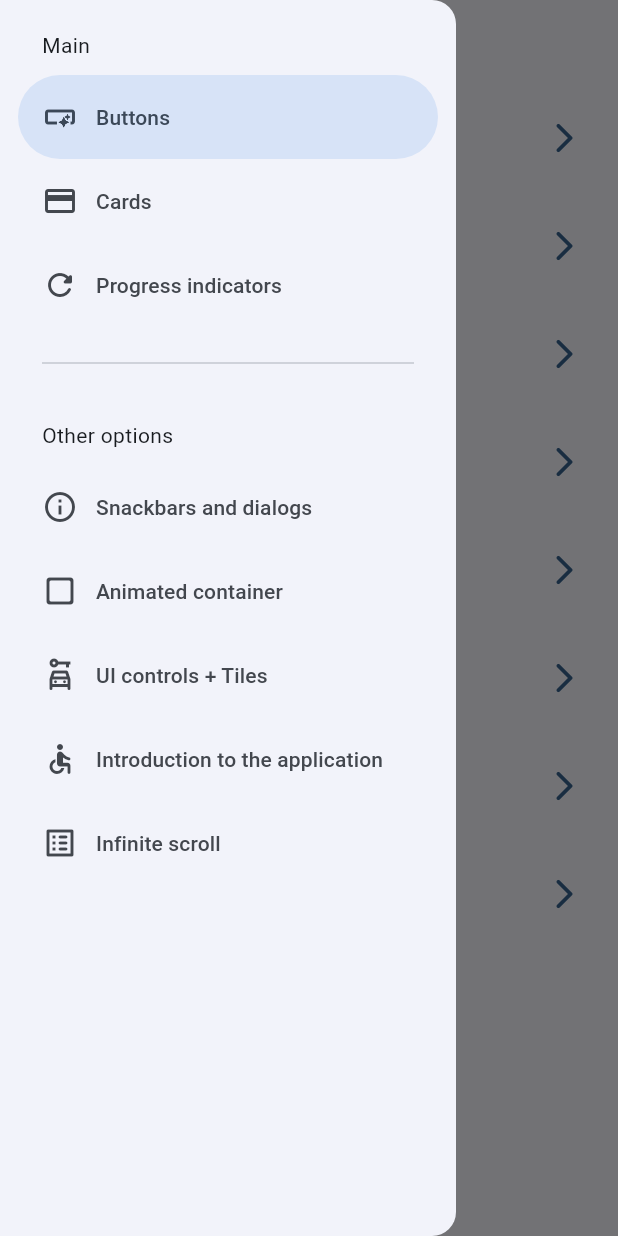
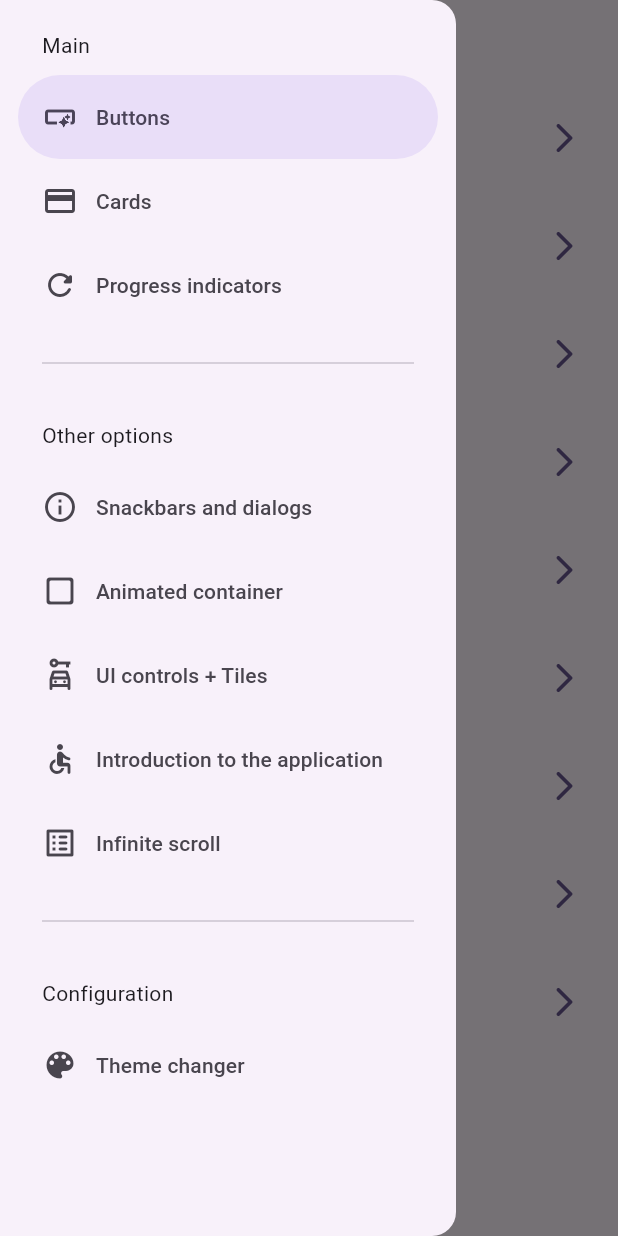
Before and after one commit to raudel25/widget_app, a Flutter app: the screen it shows after launch, with the side drawer open, on a phone screen of 412 x 824 dp. Run offline on Flutter 3.47's test engine with Material 3 defaults, Android fonts, the phone set to English and light mode, and no system bars; our stand-ins replace animate_do, flutter_riverpod, go_router.

Commit message:
change theme

```diff
--- a/lib/config/menu/menu_items.dart
+++ b/lib/config/menu/menu_items.dart
@@ -53,5 +53,10 @@ const appMenuItems = <MenuItem>[
       title: 'Infinite scroll',
       subTitle: 'Infinite scroll and pull refresh',
       route: '/infiniteScroll',
-      icon: Icons.list_alt_rounded)
+      icon: Icons.list_alt_rounded),
+  MenuItem(
+      title: 'Theme changer',
+      subTitle: 'Change app theme',
+      route: '/themeChanger',
+      icon: Icons.color_lens_rounded)
 ];
--- a/lib/config/router/app_router.dart
+++ b/lib/config/router/app_router.dart
@@ -6,6 +6,7 @@ import 'package:widget_app/presentation/screens/home/home_screen.dart';
 import 'package:widget_app/presentation/screens/infiniteScroll/inifiniteScrollScreen.dart';
 import 'package:widget_app/presentation/screens/progress_indicators/progress_indicators_screen.dart';
 import 'package:widget_app/presentation/screens/snackbars/snackbars_screen.dart';
+import 'package:widget_app/presentation/screens/theme_changer/theme_changer_screen.dart';
 import 'package:widget_app/presentation/screens/tutorial/tutorial_screen.dart';
 import 'package:widget_app/presentation/screens/ui_controls/ui_controls_screens.dart';
 
@@ -45,6 +46,9 @@ final appRouter = GoRouter(
     ),
     GoRoute(
         path: '/infiniteScroll',
-        builder: (context, state) => const InfiniteScrollScreen())
+        builder: (context, state) => const InfiniteScrollScreen()),
+    GoRoute(
+        path: '/themeChanger',
+        builder: (context, state) => const ThemeChangerScreen())
   ],
 );
--- a/lib/config/theme/app_theme.dart
+++ b/lib/config/theme/app_theme.dart
@@ -2,12 +2,7 @@ import 'package:flutter/material.dart';
 
 enum MyColor { custom, blue, green, yellow, teal, orange, pink }
 
-class AppTheme {
-  final MyColor color;
-
-  AppTheme({required this.color});
-
-  Color _enumToColor(MyColor color) {
+Color enumToColor(MyColor color) {
   switch (color) {
     case MyColor.custom:
       return const Color(0xFF49149F);
@@ -26,9 +21,19 @@ class AppTheme {
   }
 }
 
+class AppTheme {
+  final MyColor color;
+  final bool isDarkMode;
+
+  AppTheme({this.color = MyColor.custom, this.isDarkMode = false});
+
   ThemeData theme() {
     return ThemeData(
-        colorSchemeSeed: _enumToColor(color),
+        brightness: isDarkMode ? Brightness.dark : Brightness.light,
+        colorSchemeSeed: enumToColor(color),
         appBarTheme: const AppBarTheme(centerTitle: false));
   }
+
+  AppTheme copyWith({MyColor? color, bool? isDarkMode}) => AppTheme(
+      color: color ?? this.color, isDarkMode: isDarkMode ?? this.isDarkMode);
 }
--- a/lib/main.dart
+++ b/lib/main.dart
@@ -1,20 +1,22 @@
 import 'package:flutter/material.dart';
+import 'package:flutter_riverpod/flutter_riverpod.dart';
 import 'package:widget_app/config/router/app_router.dart';
-import 'package:widget_app/config/theme/app_theme.dart';
+import 'package:widget_app/presentation/providers/theme_provider.dart';
 
 void main() {
-  runApp(const MainApp());
+  runApp(const ProviderScope(child: MainApp()));
 }
 
-class MainApp extends StatelessWidget {
+class MainApp extends ConsumerWidget {
   const MainApp({super.key});
 
   @override
-  Widget build(BuildContext context) {
+  Widget build(BuildContext context, WidgetRef ref) {
+    final theme = ref.watch(themeProvider);
     return MaterialApp.router(
       title: 'Flutter widgets',
       routerConfig: appRouter,
-      theme: AppTheme(color: MyColor.blue).theme(),
+      theme: theme.theme(),
     );
   }
 }
--- /dev/null
+++ b/lib/presentation/providers/theme_provider.dart
@@ -0,0 +1,18 @@
+import 'package:flutter_riverpod/flutter_riverpod.dart';
+import 'package:widget_app/config/theme/app_theme.dart';
+
+final themeProvider = StateNotifierProvider<ThemeNotifier, AppTheme>((ref) {
+  return ThemeNotifier();
+});
+
+class ThemeNotifier extends StateNotifier<AppTheme> {
+  ThemeNotifier() : super(AppTheme());
+
+  void updateColor(MyColor color) {
+    state = state.copyWith(color: color);
+  }
+
+  void updateIsDarkMode(bool isDarkMode) {
+    state = state.copyWith(isDarkMode: isDarkMode);
+  }
+}
--- a/lib/presentation/widgets/drawers/side_menu_drawer.dart
+++ b/lib/presentation/widgets/drawers/side_menu_drawer.dart
@@ -39,7 +39,17 @@ class _SideMenuDrawerState extends State<SideMenuDrawer> {
             padding: EdgeInsets.fromLTRB(28, 20, 16, 10),
             child: Text("Other options"),
           ),
-          ...appMenuItems.sublist(3).map((e) => NavigationDrawerDestination(
+          ...appMenuItems.sublist(3, 8).map((e) => NavigationDrawerDestination(
+              icon: Icon(e.icon), label: Text(e.title))),
+          const Padding(
+            padding: EdgeInsets.fromLTRB(28, 16, 28, 10),
+            child: Divider(),
+          ),
+          const Padding(
+            padding: EdgeInsets.fromLTRB(28, 20, 16, 10),
+            child: Text("Configuration"),
+          ),
+          ...appMenuItems.sublist(8).map((e) => NavigationDrawerDestination(
               icon: Icon(e.icon), label: Text(e.title))),
         ]);
   }
--- a/pubspec.yaml
+++ b/pubspec.yaml
@@ -10,6 +10,7 @@ dependencies:
   animate_do: ^3.3.3
   flutter:
     sdk: flutter
+  flutter_riverpod: ^2.4.10
   go_router: ^13.1.0
 
 dev_dependencies:
```
Also changed, not shown: lib/presentation/screens/theme_changer/theme_changer_screen.dart (added, +58 -0 lines), pubspec.lock. Lines whose indentation alone changed are shown as unchanged.
